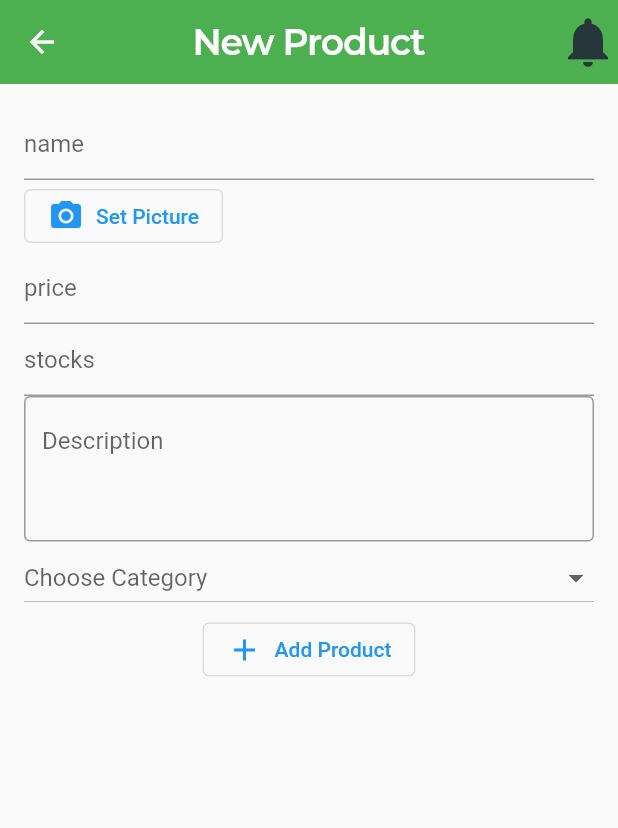
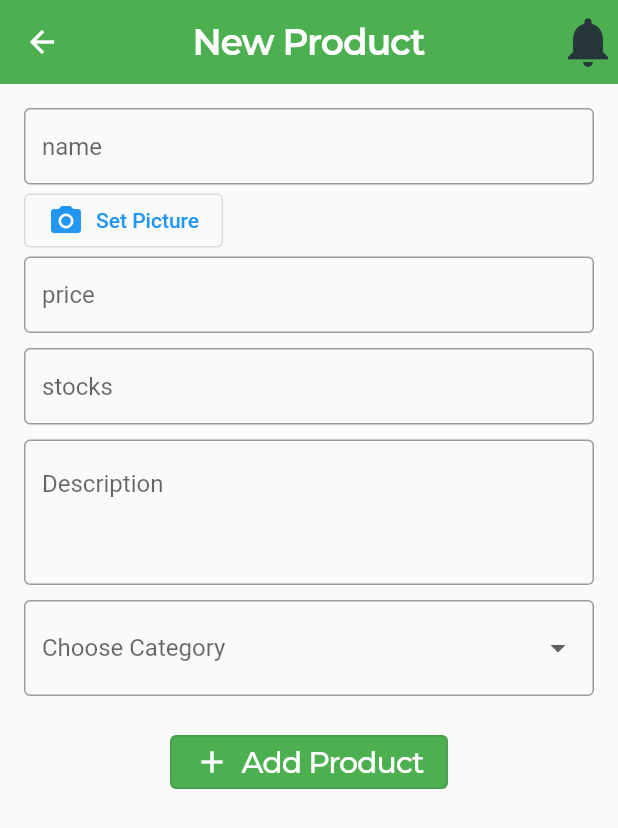
Before and after one commit to mlhgrsy/GameAway, a Flutter app: the AddProduct screen opened directly, on a phone screen of 412 x 824 dp. Shown: the top 828 px of the screen. Run offline on Flutter 3.47's test engine with Material 2 defaults, Android fonts, the phone set to English and light mode, and no system bars; our stand-ins replace cloud_firestore, email_validator, expandable, firebase_analytics, firebase_auth, firebase_core and 9 more; missing offline and left inert: geocode; accounts and stored records are empty.

Commit message:
made style adjustments

```diff
--- a/lib/views/add_product.dart
+++ b/lib/views/add_product.dart
@@ -6,7 +6,9 @@ import 'package:gameaway/services/bottom_nav.dart';
 import 'package:gameaway/services/db.dart';
 import 'package:gameaway/services/loading.dart';
 import 'package:gameaway/services/util.dart';
+import 'package:gameaway/utils/colors.dart';
 import 'package:gameaway/utils/dimensions.dart';
+import 'package:gameaway/utils/styles.dart';
 import 'package:gameaway/views/action_bar.dart';
 import 'package:image_picker/image_picker.dart';
 import 'package:provider/provider.dart';
@@ -60,7 +62,10 @@ class _AddProductState extends State<AddProduct> {
           child: Column(
             children: [
               TextField(
-                decoration: const InputDecoration(hintText: "name"),
+                decoration: const InputDecoration(
+                    hintText: "name",
+                    border: OutlineInputBorder(),
+                    isDense: true),
                 onChanged: (value) {
                   name = value;
                 },
@@ -93,7 +98,10 @@ class _AddProductState extends State<AddProduct> {
               ),
               TextField(
                 keyboardType: TextInputType.number,
-                decoration: const InputDecoration(hintText: "price"),
+                decoration: const InputDecoration(
+                    hintText: "price",
+                    border: OutlineInputBorder(),
+                    isDense: true),
                 onChanged: (value) {
                   try {
                     price = num.parse(value);
@@ -102,9 +110,13 @@ class _AddProductState extends State<AddProduct> {
                   }
                 },
               ),
+              const SizedBox(height: 10),
               TextField(
                 keyboardType: TextInputType.number,
-                decoration: const InputDecoration(hintText: "stocks"),
+                decoration: const InputDecoration(
+                    hintText: "stocks",
+                    border: OutlineInputBorder(),
+                    isDense: true),
                 onChanged: (value) {
                   try {
                     stocks = num.parse(value);
@@ -113,6 +125,7 @@ class _AddProductState extends State<AddProduct> {
                   }
                 },
               ),
+              const SizedBox(height: 10),
               TextField(
                 maxLines: null,
                 minLines: 3,
@@ -123,7 +136,12 @@ class _AddProductState extends State<AddProduct> {
                   desc = value;
                 },
               ),
-              DropdownButton(
+              const SizedBox(height: 10),
+              InputDecorator(
+                decoration: const InputDecoration(border: OutlineInputBorder()),
+                child: DropdownButtonHideUnderline(
+                  child: DropdownButton(
+                    isDense: true,
                     hint: const Text("Choose Category"),
                     isExpanded: true,
                     items: _categoryItems,
@@ -135,9 +153,17 @@ class _AddProductState extends State<AddProduct> {
                       });
                     },
                   ),
+                ),
+              ),
+              const SizedBox(height: 10),
               Visibility(
                 visible: _currentCategory != null,
+                child: InputDecorator(
+                  decoration:
+                      const InputDecoration(border: OutlineInputBorder()),
+                  child: DropdownButtonHideUnderline(
                     child: DropdownButton(
+                      isDense: true,
                       hint: const Text("Choose Tag"),
                       isExpanded: true,
                       items: _currentCategory == null
@@ -151,7 +177,13 @@ class _AddProductState extends State<AddProduct> {
                       },
                     ),
                   ),
+                ),
+              ),
+              const SizedBox(height: 10),
               OutlinedButton.icon(
+                style: ButtonStyle(
+                    backgroundColor: MaterialStateProperty.resolveWith(
+                        (states) => AppColors.primaryBackground)),
                 onPressed: () async {
                   if (name == "" ||
                       desc == "" ||
@@ -209,8 +241,14 @@ class _AddProductState extends State<AddProduct> {
                     Navigator.of(context).pop();
                   }
                 },
-                icon: const Icon(Icons.add),
-                label: const Text("Add Product"),
+                icon: const Icon(
+                  Icons.add,
+                  color: AppColors.DarkTextColor,
+                ),
+                label: Text(
+                  "Add Product",
+                  style: kButtonDarkTextStyle,
+                ),
               )
             ],
           ),
--- a/lib/views/product_preview.dart
+++ b/lib/views/product_preview.dart
@@ -232,7 +232,7 @@ List<Widget> editableButtons(context, product, refreshFunc) {
                     builder: (_) => EditProduct(
                         product: product, refreshFunc: refreshFunc)));
           },
-          icon: const Icon(Icons.edit)),
+          icon: const Icon(Icons.edit,color: Colors.black,)),
     ),
     Positioned(
         top: 0,
@@ -244,7 +244,7 @@ List<Widget> editableButtons(context, product, refreshFunc) {
                   builder: (context) => DeleteProduct(
                       pid: product.pid, refreshFunc: refreshFunc));
             },
-            icon: const Icon(Icons.delete))),
+            icon: const Icon(Icons.delete,color: Colors.red,))),
   ];
 }
 
```
Lines whose indentation alone changed are shown as unchanged.
